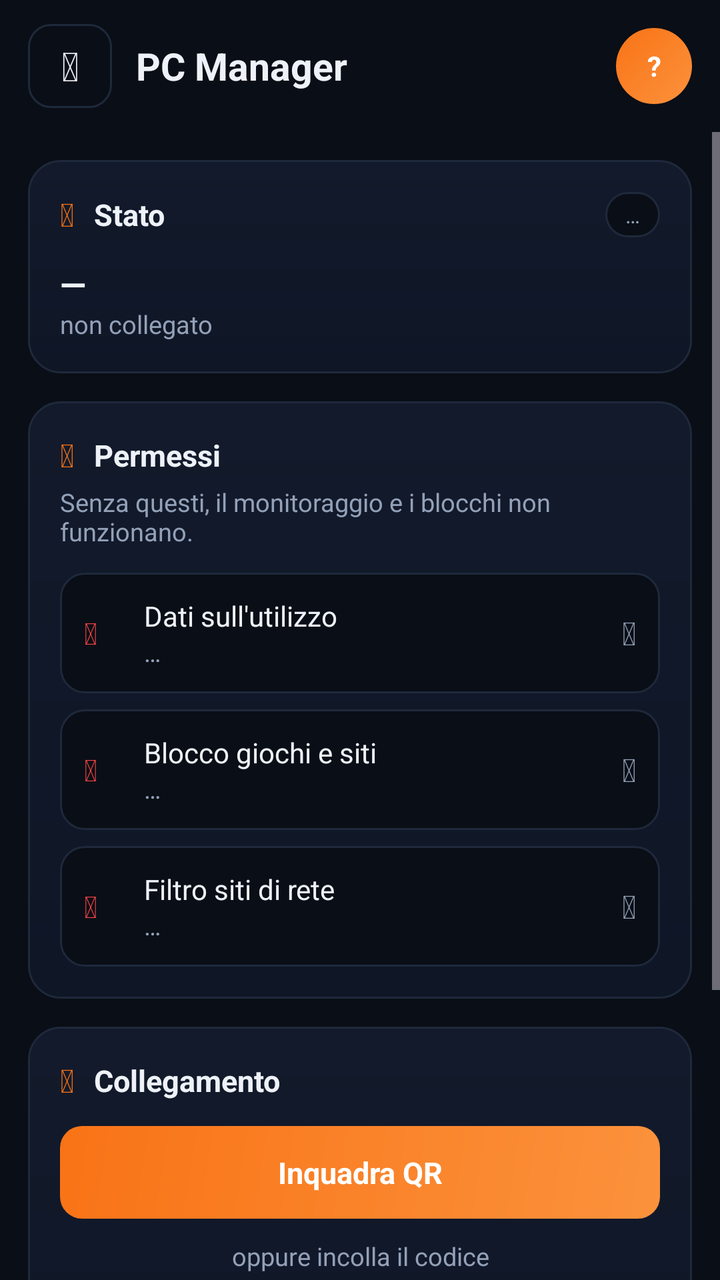
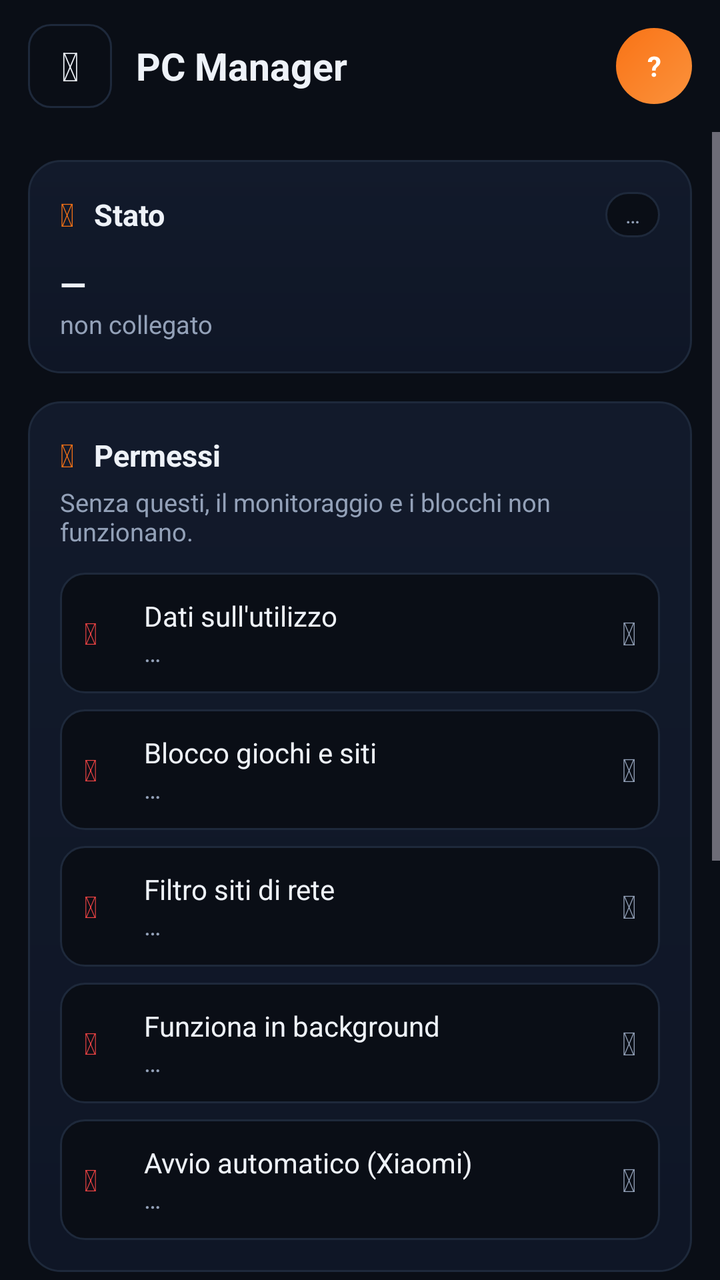

Two renders of the same Android screen: before a commit and after it. Below are the layout's source before the change and the commit's diff.
<!-- AndroidManifest.xml: application theme Theme.PCManager -->
<!-- res/layout/activity_main.xml -->
<?xml version="1.0" encoding="utf-8"?>
<androidx.drawerlayout.widget.DrawerLayout
    xmlns:android="http://schemas.android.com/apk/res/android"
    xmlns:app="http://schemas.android.com/apk/res-auto"
    android:id="@+id/drawer"
    android:layout_width="match_parent"
    android:layout_height="match_parent"
    android:fitsSystemWindows="true">

    <LinearLayout
        android:layout_width="match_parent"
        android:layout_height="match_parent"
        android:orientation="vertical"
        android:background="@color/bg">

        
        <LinearLayout
            android:layout_width="match_parent"
            android:layout_height="wrap_content"
            android:orientation="horizontal"
            android:gravity="center_vertical"
            android:paddingHorizontal="14dp"
            android:paddingVertical="12dp">

            <TextView android:id="@+id/menuBtn" android:tag="fa"
                android:layout_width="42dp" android:layout_height="42dp"
                android:gravity="center" android:text="&#xf0c9;"
                android:textSize="20sp" android:textColor="@color/txt"
                android:background="@drawable/bg_btn_ghost" />

            <TextView
                android:layout_width="0dp" android:layout_height="wrap_content"
                android:layout_weight="1" android:layout_marginStart="12dp"
                android:text="@string/app_name"
                android:textColor="@color/txt" android:textSize="19sp" android:textStyle="bold" />

            <TextView android:id="@+id/avatarTop"
                android:layout_width="38dp" android:layout_height="38dp"
                android:gravity="center" android:text="?"
                android:textColor="#FFFFFF" android:textSize="14sp" android:textStyle="bold"
                android:background="@drawable/bg_avatar" />
        </LinearLayout>

        <ScrollView
            android:layout_width="match_parent"
            android:layout_height="match_parent"
            android:fillViewport="true">

            <LinearLayout
                android:layout_width="match_parent"
                android:layout_height="wrap_content"
                android:orientation="vertical"
                android:padding="14dp">

                
                <LinearLayout android:id="@+id/cardStato"
                    android:layout_width="match_parent" android:layout_height="wrap_content"
                    android:orientation="vertical" android:background="@drawable/bg_card"
                    android:padding="16dp">

                    <LinearLayout android:layout_width="match_parent" android:layout_height="wrap_content"
                        android:orientation="horizontal" android:gravity="center_vertical">
                        <TextView android:tag="fa" android:layout_width="wrap_content" android:layout_height="wrap_content"
                            android:text="&#xf3cd;" android:textSize="16sp" android:textColor="@color/accent" />
                        <TextView android:layout_width="0dp" android:layout_height="wrap_content"
                            android:layout_weight="1" android:layout_marginStart="10dp"
                            android:text="Stato" style="@style/SectionTitle" />
                        <TextView android:id="@+id/statoChip"
                            android:layout_width="wrap_content" android:layout_height="wrap_content"
                            android:text="…" android:textSize="11sp" android:textColor="@color/muted"
                            android:paddingHorizontal="10dp" android:paddingVertical="4dp"
                            android:background="@drawable/bg_riga" />
                    </LinearLayout>

                    <TextView android:id="@+id/nomeDispositivo"
                        android:layout_width="match_parent" android:layout_height="wrap_content"
                        android:layout_marginTop="12dp" android:text="—"
                        android:textColor="@color/txt" android:textSize="17sp" android:textStyle="bold" />
                    <TextView android:id="@+id/proprietario"
                        android:layout_width="match_parent" android:layout_height="wrap_content"
                        android:text="non collegato" style="@style/Muted" />
                </LinearLayout>

                
                <LinearLayout
                    android:layout_width="match_parent" android:layout_height="wrap_content"
                    android:orientation="vertical" android:background="@drawable/bg_card"
                    android:padding="16dp" android:layout_marginTop="14dp">

                    <LinearLayout android:layout_width="match_parent" android:layout_height="wrap_content"
                        android:orientation="horizontal" android:gravity="center_vertical">
                        <TextView android:tag="fa" android:layout_width="wrap_content" android:layout_height="wrap_content"
                            android:text="&#xf3ed;" android:textSize="16sp" android:textColor="@color/accent" />
                        <TextView android:layout_width="wrap_content" android:layout_height="wrap_content"
                            android:layout_marginStart="10dp" android:text="Permessi" style="@style/SectionTitle" />
                    </LinearLayout>
                    <TextView android:layout_width="match_parent" android:layout_height="wrap_content"
                        android:layout_marginTop="4dp" style="@style/Muted"
                        android:text="Senza questi, il monitoraggio e i blocchi non funzionano." />

                    
                    <LinearLayout android:id="@+id/rigaUso"
                        android:layout_width="match_parent" android:layout_height="wrap_content"
                        android:orientation="horizontal" android:gravity="center_vertical"
                        android:background="@drawable/bg_riga" android:padding="12dp" android:layout_marginTop="12dp">
                        <TextView android:id="@+id/icoUso" android:tag="fa"
                            android:layout_width="24dp" android:layout_height="wrap_content"
                            android:text="&#xf057;" android:textSize="15sp" android:textColor="@color/bad" />
                        <LinearLayout android:layout_width="0dp" android:layout_height="wrap_content"
                            android:layout_weight="1" android:orientation="vertical" android:layout_marginStart="6dp">
                            <TextView android:layout_width="match_parent" android:layout_height="wrap_content"
                                android:text="Dati sull'utilizzo" android:textColor="@color/txt" android:textSize="14sp" />
                            <TextView android:id="@+id/statoUso" android:layout_width="match_parent"
                                android:layout_height="wrap_content" android:text="…" style="@style/Muted" />
                        </LinearLayout>
                        <TextView android:id="@+id/btnUso" android:tag="fa"
                            android:layout_width="wrap_content" android:layout_height="wrap_content"
                            android:text="&#xf105;" android:textSize="16sp" android:textColor="@color/muted" />
                    </LinearLayout>

                    
                    <LinearLayout android:id="@+id/rigaAcc"
                        android:layout_width="match_parent" android:layout_height="wrap_content"
                        android:orientation="horizontal" android:gravity="center_vertical"
                        android:background="@drawable/bg_riga" android:padding="12dp" android:layout_marginTop="8dp">
                        <TextView android:id="@+id/icoAcc" android:tag="fa"
                            android:layout_width="24dp" android:layout_height="wrap_content"
                            android:text="&#xf057;" android:textSize="15sp" android:textColor="@color/bad" />
                        <LinearLayout android:layout_width="0dp" android:layout_height="wrap_content"
                            android:layout_weight="1" android:orientation="vertical" android:layout_marginStart="6dp">
                            <TextView android:layout_width="match_parent" android:layout_height="wrap_content"
                                android:text="Blocco giochi e siti" android:textColor="@color/txt" android:textSize="14sp" />
                            <TextView android:id="@+id/statoAcc" android:layout_width="match_parent"
                                android:layout_height="wrap_content" android:text="…" style="@style/Muted" />
                        </LinearLayout>
                        <TextView android:tag="fa" android:layout_width="wrap_content" android:layout_height="wrap_content"
                            android:text="&#xf105;" android:textSize="16sp" android:textColor="@color/muted" />
                    </LinearLayout>

                    
                    <LinearLayout android:id="@+id/rigaVpn"
                        android:layout_width="match_parent" android:layout_height="wrap_content"
                        android:orientation="horizontal" android:gravity="center_vertical"
                        android:background="@drawable/bg_riga" android:padding="12dp" android:layout_marginTop="8dp">
                        <TextView android:id="@+id/icoVpn" android:tag="fa"
                            android:layout_width="24dp" android:layout_height="wrap_content"
                            android:text="&#xf057;" android:textSize="15sp" android:textColor="@color/bad" />
                        <LinearLayout android:layout_width="0dp" android:layout_height="wrap_content"
                            android:layout_weight="1" android:orientation="vertical" android:layout_marginStart="6dp">
                            <TextView android:layout_width="match_parent" android:layout_height="wrap_content"
                                android:text="Filtro siti di rete" android:textColor="@color/txt" android:textSize="14sp" />
                            <TextView android:id="@+id/statoVpn" android:layout_width="match_parent"
                                android:layout_height="wrap_content" android:text="…" style="@style/Muted" />
                        </LinearLayout>
                        <TextView android:tag="fa" android:layout_width="wrap_content" android:layout_height="wrap_content"
                            android:text="&#xf105;" android:textSize="16sp" android:textColor="@color/muted" />
                    </LinearLayout>
                </LinearLayout>

                
                <LinearLayout android:id="@+id/cardToken"
                    android:layout_width="match_parent" android:layout_height="wrap_content"
                    android:orientation="vertical" android:background="@drawable/bg_card"
                    android:padding="16dp" android:layout_marginTop="14dp">

                    <LinearLayout android:layout_width="match_parent" android:layout_height="wrap_content"
                        android:orientation="horizontal" android:gravity="center_vertical">
                        <TextView android:tag="fa" android:layout_width="wrap_content" android:layout_height="wrap_content"
                            android:text="&#xf0c1;" android:textSize="16sp" android:textColor="@color/accent" />
                        <TextView android:layout_width="wrap_content" android:layout_height="wrap_content"
                            android:layout_marginStart="10dp" android:text="Collegamento" style="@style/SectionTitle" />
                    </LinearLayout>

                    
                    <LinearLayout android:id="@+id/tokenSalvato"
                        android:layout_width="match_parent" android:layout_height="wrap_content"
                        android:orientation="horizontal" android:gravity="center_vertical"
                        android:background="@drawable/bg_riga" android:padding="12dp" android:layout_marginTop="12dp"
                        android:visibility="gone">
                        <TextView android:tag="fa" android:layout_width="24dp" android:layout_height="wrap_content"
                            android:text="&#xf023;" android:textSize="15sp" android:textColor="@color/ok" />
                        <LinearLayout android:layout_width="0dp" android:layout_height="wrap_content"
                            android:layout_weight="1" android:orientation="vertical" android:layout_marginStart="6dp">
                            <TextView android:layout_width="match_parent" android:layout_height="wrap_content"
                                android:text="Codice salvato" android:textColor="@color/txt" android:textSize="14sp" />
                            <TextView android:layout_width="match_parent" android:layout_height="wrap_content"
                                android:text="Nascosto per sicurezza" style="@style/Muted" />
                        </LinearLayout>
                        <TextView android:id="@+id/cambiaToken"
                            android:layout_width="wrap_content" android:layout_height="wrap_content"
                            android:text="Cambia" android:textColor="@color/accent" android:textSize="13sp"
                            android:padding="6dp" />
                    </LinearLayout>

                    <LinearLayout android:id="@+id/tokenInserimento"
                        android:layout_width="match_parent" android:layout_height="wrap_content"
                        android:orientation="vertical" android:layout_marginTop="12dp">
                        <TextView android:id="@+id/scanQr"
                            android:layout_width="match_parent" android:layout_height="wrap_content"
                            android:text="Inquadra QR" android:gravity="center"
                            android:textColor="#FFFFFF" android:textSize="15sp" android:textStyle="bold"
                            android:background="@drawable/bg_btn" android:padding="13dp"
                            android:layout_marginBottom="10dp" />
                        <TextView android:layout_width="match_parent" android:layout_height="wrap_content"
                            android:text="oppure incolla il codice" android:gravity="center"
                            style="@style/Muted" android:layout_marginBottom="8dp" />
                        <EditText android:id="@+id/token"
                            android:layout_width="match_parent" android:layout_height="wrap_content"
                            android:hint="Incolla qui il codice del dispositivo"
                            android:textColorHint="@color/muted2" android:textColor="@color/txt"
                            android:textSize="14sp" android:background="@drawable/bg_riga"
                            android:padding="12dp" android:inputType="textPassword"
                            android:autofillHints="" />
                        <TextView android:id="@+id/save"
                            android:layout_width="match_parent" android:layout_height="wrap_content"
                            android:text="Collega" android:gravity="center"
                            android:textColor="#FFFFFF" android:textSize="15sp" android:textStyle="bold"
                            android:background="@drawable/bg_btn" android:padding="13dp"
                            android:layout_marginTop="10dp" />
                    </LinearLayout>
                </LinearLayout>

                <TextView android:id="@+id/status"
                    android:layout_width="match_parent" android:layout_height="wrap_content"
                    android:layout_marginTop="12dp" android:gravity="center" style="@style/Muted" />

                <TextView android:id="@+id/versione"
                    android:layout_width="match_parent" android:layout_height="wrap_content"
                    android:layout_marginTop="6dp" android:layout_marginBottom="10dp"
                    android:gravity="center" android:textColor="@color/muted2" android:textSize="11sp" />
            </LinearLayout>
        </ScrollView>
    </LinearLayout>

    
    <LinearLayout
        android:id="@+id/drawerPanel"
        android:layout_width="290dp"
        android:layout_height="match_parent"
        android:layout_gravity="start"
        android:orientation="vertical"
        android:background="@color/card2"
        android:fitsSystemWindows="true">

        <LinearLayout
            android:layout_width="match_parent" android:layout_height="wrap_content"
            android:orientation="vertical" android:padding="20dp" android:background="@color/card">
            <TextView android:id="@+id/avatarDrawer"
                android:layout_width="58dp" android:layout_height="58dp"
                android:gravity="center" android:text="?"
                android:textColor="#FFFFFF" android:textSize="20sp" android:textStyle="bold"
                android:background="@drawable/bg_avatar" />
            <TextView android:id="@+id/drawerNome"
                android:layout_width="match_parent" android:layout_height="wrap_content"
                android:layout_marginTop="12dp" android:text="Non collegato"
                android:textColor="@color/txt" android:textSize="16sp" android:textStyle="bold" />
            <TextView android:id="@+id/drawerDisp"
                android:layout_width="match_parent" android:layout_height="wrap_content"
                android:text="—" style="@style/Muted" />
        </LinearLayout>

        <TextView android:id="@+id/voceStato" android:layout_width="match_parent"
            android:layout_height="wrap_content" android:text="  Stato e permessi"
            android:drawablePadding="14dp" android:padding="16dp"
            android:textColor="@color/txt" android:textSize="14.5sp" />
        <TextView android:id="@+id/voceAggiorna" android:layout_width="match_parent"
            android:layout_height="wrap_content" android:text="  Cerca aggiornamenti"
            android:padding="16dp" android:textColor="@color/txt" android:textSize="14.5sp" />
        <TextView android:id="@+id/voceProtezione" android:layout_width="match_parent"
            android:layout_height="wrap_content" android:text="  Blocco totale"
            android:padding="16dp" android:textColor="@color/txt" android:textSize="14.5sp" />

        <View android:layout_width="match_parent" android:layout_height="1dp"
            android:background="@color/border" android:layout_marginVertical="8dp" />

        <TextView android:id="@+id/voceInfo" android:layout_width="match_parent"
            android:layout_height="wrap_content" android:text="  Informazioni"
            android:padding="16dp" android:textColor="@color/muted" android:textSize="14.5sp" />

        <TextView android:id="@+id/drawerStatoDo"
            android:layout_width="match_parent" android:layout_height="wrap_content"
            android:padding="16dp" style="@style/Muted" android:text="" />
    </LinearLayout>
</androidx.drawerlayout.widget.DrawerLayout>
<!-- resources referenced by this layout -->
<resources>
  <color name="accent">#F97316</color>
  <color name="bad">#EF4444</color>
  <color name="bg">#0A0E16</color>
  <color name="border">#1E293B</color>
  <color name="card">#121A2B</color>
  <color name="card2">#0F1626</color>
  <color name="muted">#93A1B8</color>
  <color name="muted2">#64748B</color>
  <color name="ok">#22C55E</color>
  <color name="txt">#EEF2F8</color>
  <!-- drawable bg_avatar (drawable) -->
  <?xml version="1.0" encoding="utf-8"?>
  <shape xmlns:android="http://schemas.android.com/apk/res/android" android:shape="oval">
      <gradient android:startColor="@color/accent" android:endColor="@color/accent2" android:angle="315" />
  </shape>
  <!-- drawable bg_btn (drawable) -->
  <?xml version="1.0" encoding="utf-8"?>
  <shape xmlns:android="http://schemas.android.com/apk/res/android" android:shape="rectangle">
      <gradient android:startColor="@color/accent" android:endColor="@color/accent2" android:angle="315" />
      <corners android:radius="11dp" />
  </shape>
  <!-- drawable bg_btn_ghost (drawable) -->
  <?xml version="1.0" encoding="utf-8"?>
  <shape xmlns:android="http://schemas.android.com/apk/res/android" android:shape="rectangle">
      <solid android:color="@color/bg" />
      <stroke android:width="1dp" android:color="@color/border" />
      <corners android:radius="11dp" />
  </shape>
  <!-- drawable bg_card (drawable) -->
  <?xml version="1.0" encoding="utf-8"?>
  <shape xmlns:android="http://schemas.android.com/apk/res/android" android:shape="rectangle">
      <gradient android:startColor="@color/card" android:endColor="@color/card2" android:angle="270" />
      <stroke android:width="1dp" android:color="@color/border" />
      <corners android:radius="16dp" />
  </shape>
  <!-- drawable bg_riga (drawable) -->
  <?xml version="1.0" encoding="utf-8"?>
  <shape xmlns:android="http://schemas.android.com/apk/res/android" android:shape="rectangle">
      <solid android:color="@color/bg" />
      <stroke android:width="1dp" android:color="@color/border" />
      <corners android:radius="12dp" />
  </shape>
  <string name="app_name">PC Manager</string>
  <style name="Muted">
          <item name="android:textColor">@color/muted</item>
          <item name="android:textSize">12.5sp</item>
      </style>
  <style name="SectionTitle">
          <item name="android:textColor">@color/txt</item>
          <item name="android:textSize">15sp</item>
          <item name="android:textStyle">bold</item>
      </style>
  <style name="Theme.PCManager" parent="Theme.Material3.Dark.NoActionBar">
          <item name="colorPrimary">@color/accent</item>
          <item name="colorOnPrimary">#FFFFFF</item>
          <item name="colorSecondary">@color/accent2</item>
          <item name="android:colorBackground">@color/bg</item>
          <item name="colorSurface">@color/card</item>
          <item name="colorOnSurface">@color/txt</item>
          <item name="android:statusBarColor">@color/bg</item>
          <item name="android:navigationBarColor">@color/bg</item>
          <item name="android:windowLightStatusBar" tools:targetApi="m">false</item>
      </style>
  <color name="accent2">#FB923C</color>
</resources>

<!-- the commit's change to res/layout/activity_main.xml (unified diff, before → after) -->
@@ -150,6 +150,40 @@
                             <TextView android:layout_width="match_parent" android:layout_height="wrap_content"
                                 android:text="Filtro siti di rete" android:textColor="@color/txt" android:textSize="14sp" />
                             <TextView android:id="@+id/statoVpn" android:layout_width="match_parent"
+                                android:layout_height="wrap_content" android:text="…" style="@style/Muted" />
+                        </LinearLayout>
+                        <TextView android:tag="fa" android:layout_width="wrap_content" android:layout_height="wrap_content"
+                            android:text="&#xf105;" android:textSize="16sp" android:textColor="@color/muted" />
+                    </LinearLayout>
+                    <LinearLayout android:id="@+id/rigaBatteria"
+                        android:layout_width="match_parent" android:layout_height="wrap_content"
+                        android:orientation="horizontal" android:gravity="center_vertical"
+                        android:background="@drawable/bg_riga" android:padding="12dp" android:layout_marginTop="8dp">
+                        <TextView android:id="@+id/icoBatteria" android:tag="fa"
+                            android:layout_width="24dp" android:layout_height="wrap_content"
+                            android:text="&#xf057;" android:textSize="15sp" android:textColor="@color/bad" />
+                        <LinearLayout android:layout_width="0dp" android:layout_height="wrap_content"
+                            android:layout_weight="1" android:orientation="vertical" android:layout_marginStart="6dp">
+                            <TextView android:layout_width="match_parent" android:layout_height="wrap_content"
+                                android:text="Funziona in background" android:textColor="@color/txt" android:textSize="14sp" />
+                            <TextView android:id="@+id/statoBatteria" android:layout_width="match_parent"
+                                android:layout_height="wrap_content" android:text="…" style="@style/Muted" />
+                        </LinearLayout>
+                        <TextView android:tag="fa" android:layout_width="wrap_content" android:layout_height="wrap_content"
+                            android:text="&#xf105;" android:textSize="16sp" android:textColor="@color/muted" />
+                    </LinearLayout>
+                    <LinearLayout android:id="@+id/rigaAutostart"
+                        android:layout_width="match_parent" android:layout_height="wrap_content"
+                        android:orientation="horizontal" android:gravity="center_vertical"
+                        android:background="@drawable/bg_riga" android:padding="12dp" android:layout_marginTop="8dp">
+                        <TextView android:id="@+id/icoAutostart" android:tag="fa"
+                            android:layout_width="24dp" android:layout_height="wrap_content"
+                            android:text="&#xf057;" android:textSize="15sp" android:textColor="@color/bad" />
+                        <LinearLayout android:layout_width="0dp" android:layout_height="wrap_content"
+                            android:layout_weight="1" android:orientation="vertical" android:layout_marginStart="6dp">
+                            <TextView android:layout_width="match_parent" android:layout_height="wrap_content"
+                                android:text="Avvio automatico (Xiaomi)" android:textColor="@color/txt" android:textSize="14sp" />
+                            <TextView android:id="@+id/statoAutostart" android:layout_width="match_parent"
                                 android:layout_height="wrap_content" android:text="…" style="@style/Muted" />
                         </LinearLayout>
                         <TextView android:tag="fa" android:layout_width="wrap_content" android:layout_height="wrap_content"
